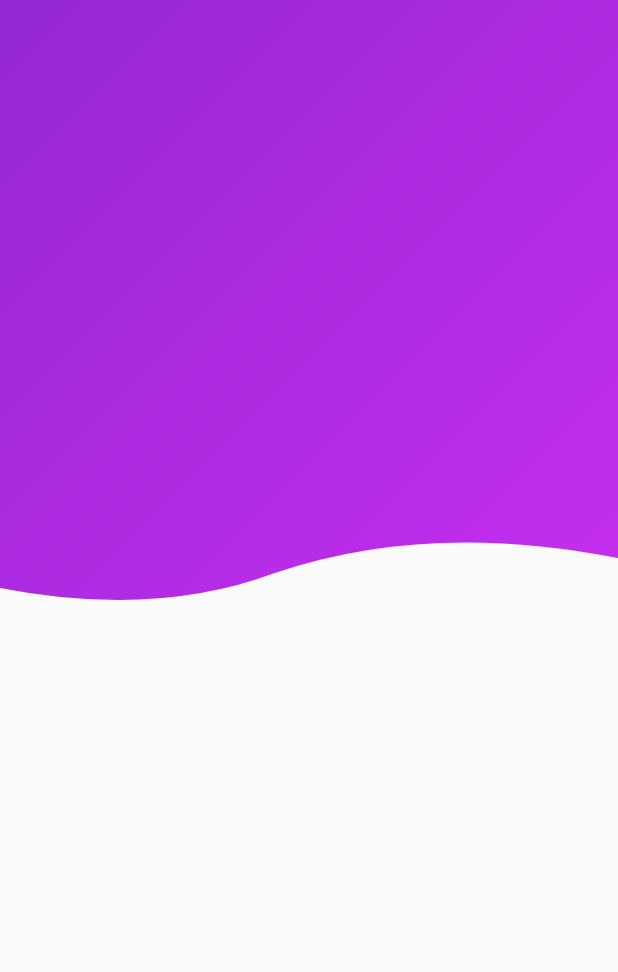
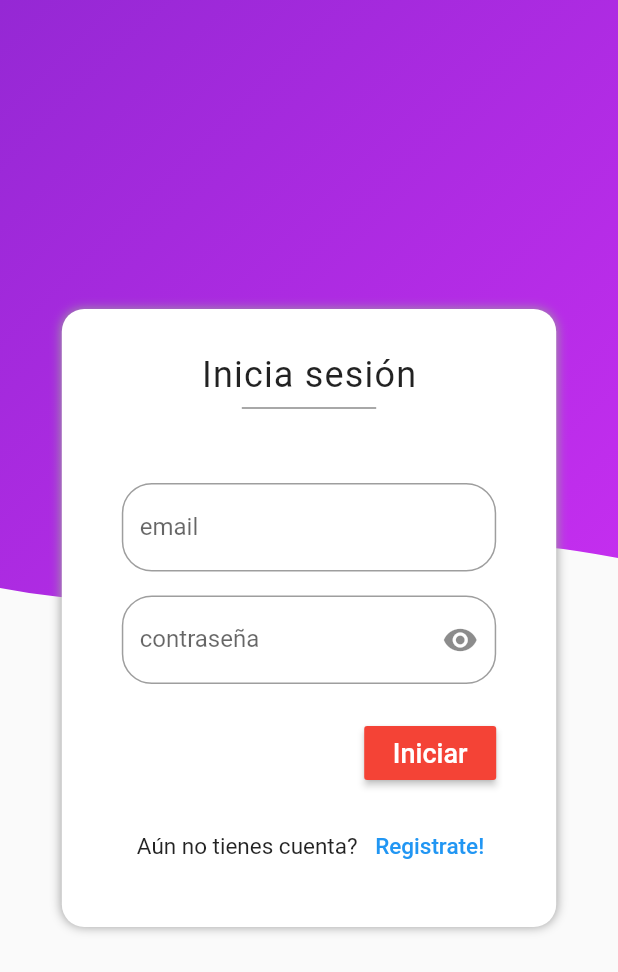
Before and after one commit to black-redoc/crud_products, a Flutter app: the screen it shows after launch, on a phone screen of 412 x 824 dp. Shown: the top 972 px of the screen. Run offline on Flutter 3.47's test engine with Material 2 defaults, Android fonts, the phone set to English and light mode, and no system bars.

Commit message:
feature: added signin form to login page

```diff
--- a/lib/pages/login_page.dart
+++ b/lib/pages/login_page.dart
@@ -2,8 +2,26 @@ import 'package:crud_products/util/clippers/bottonWaveClipper.dart';
 import 'package:crud_products/util/colors.dart';
 import 'package:flutter/material.dart';
 
-class LoginPage extends StatelessWidget {
+class LoginPage extends StatefulWidget {
   const LoginPage({Key? key}) : super(key: key);
+
+  @override
+  _LoginPageState createState() => _LoginPageState();
+}
+
+class _LoginPageState extends State<LoginPage> {
+  TextEditingController? _emailController;
+  TextEditingController? _passwordController;
+  Icon? _passwordVisibilityIcon;
+  bool _obscurePassword = true;
+
+  @override
+  void initState() {
+    super.initState();
+    _emailController = TextEditingController();
+    _passwordController = TextEditingController();
+    _passwordVisibilityIcon = Icon(Icons.visibility);
+  }
 
   @override
   Widget build(BuildContext context) {
@@ -13,7 +31,8 @@ class LoginPage extends StatelessWidget {
         height: size.height,
         child: Stack(
           children: <Widget>[
-            _background(height: size.height)
+            _background(height: size.height),
+            _formLogin(height: size.height, width: size.width, context: context),
           ]
         ),
       )
@@ -38,4 +57,160 @@ class LoginPage extends StatelessWidget {
       ),
     );
   }
+
+  Widget _formLogin({
+    double? height,
+    double? width,
+    BuildContext? context
+  }) {
+    return Positioned(
+      right: 0,
+      left: 0,
+      top: 0,
+      bottom: 0,
+      child: Center(
+        child: Container(
+          padding: EdgeInsets.symmetric(vertical: 30, horizontal: 40),
+          height: height! * 0.5,
+          width: width! * 0.8,
+          decoration: BoxDecoration(
+            borderRadius: BorderRadius.circular(15),
+            color: Colors.white,
+            boxShadow: <BoxShadow>[
+              BoxShadow(
+                color: Colors.grey,
+                blurRadius: 5
+              )
+            ]
+          ),
+          child: Column(
+            mainAxisAlignment: MainAxisAlignment.spaceBetween,
+            children: <Widget>[
+              Column(
+                children: <Widget>[
+                  _formTitle(),
+                  Padding(
+                    padding: EdgeInsets.only(
+                      bottom: 20,
+                      left: 80,
+                      right: 80
+                    ),
+                    child: Divider(
+                      color: Colors.black45,
+                      thickness: 1,
+                    )
+                  ),
+                ]
+              ),
+              _formFields(),
+              _submitButton(context: context),
+              _formSignUpRedirection(context: context),
+            ]
+          ),
+        ),
+      )
+    );
+  }
+
+  Widget _formTitle() => Row(
+    mainAxisAlignment: MainAxisAlignment.center,
+    children: <Widget>[
+      Text(
+        "Inicia sesión",
+        style: TextStyle(
+          fontSize: 24,
+          letterSpacing: 0.8
+        )
+      )
+    ],
+  );
+
+  Widget _formFields() => Container(
+    height: 150,
+    child: Column(
+      mainAxisAlignment: MainAxisAlignment.spaceAround,
+      children: <Widget>[
+        TextFormField(
+          controller: _emailController,
+          decoration: InputDecoration(
+            labelText: "email",
+            border: OutlineInputBorder(
+              borderRadius: BorderRadius.circular(20),
+            )
+          ),
+        ),
+        TextFormField(
+          controller: _passwordController,
+          obscureText: _obscurePassword,
+          decoration: InputDecoration(
+            labelText: "contraseña",
+            suffixIcon: IconButton(
+              icon: Container(child: _passwordVisibilityIcon),
+              onPressed: _onPasswordVisibilityChange,
+            ),
+            border: OutlineInputBorder(
+              borderRadius: BorderRadius.circular(20),
+            )
+          ),
+        )
+      ]
+    ),
+  );
+
+  Widget _submitButton({BuildContext? context}) => Row(
+    mainAxisAlignment: MainAxisAlignment.end,
+    children: <Widget>[
+      MaterialButton(
+        onPressed: () => _onSubmit(context: context),
+        color: Colors.red,
+        child: Text(
+          "Iniciar",
+          style: TextStyle(
+            fontSize: 18,
+            color: Colors.white
+          )
+        ),
+      )
+    ],
+  );
+
+  Widget _formSignUpRedirection({BuildContext? context}) => Row(
+    mainAxisAlignment: MainAxisAlignment.end,
+    children: <Widget>[
+      Text(
+        "Aún no tienes cuenta? ",
+        style: TextStyle(
+          fontSize: 15,
+        )
+      ),
+      TextButton(
+        onPressed: () => _redirectToSignUp(context: context),
+        child: Text(
+          "Registrate!",
+          style: TextStyle(
+            fontSize: 15,
+          )
+        )
+      )
+    ],
+  );
+
+  void _redirectToSignUp({
+    BuildContext? context
+  }) => Navigator.of(context!).pushNamed("/signup");
+
+  void _onSubmit({BuildContext? context}) {
+    Navigator.of(context!).pushNamed("/");
+  }
+
+  void _onPasswordVisibilityChange() {
+    setState(() {
+      if (_obscurePassword) {
+        _passwordVisibilityIcon = Icon(Icons.visibility_off);
+      } else {
+        _passwordVisibilityIcon = Icon(Icons.visibility);
+      }
+      _obscurePassword = !_obscurePassword;
+    });
+  }
 }
```
